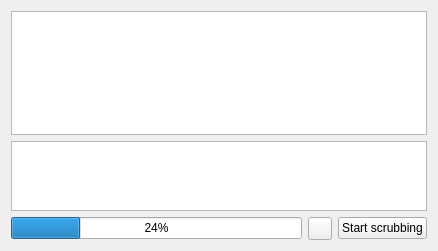
papylhomme/diskmonitor, file app/mdraidpanel.ui: the form before one commit.
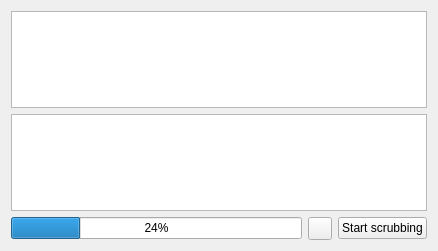
The form after the commit. Icons and pictures are not drawn.

```diff
--- a/app/mdraidpanel.ui
+++ b/app/mdraidpanel.ui
@@ -16,6 +16,12 @@
   <layout class="QVBoxLayout" name="verticalLayout">
    <item>
     <widget class="QTableView" name="attributesView">
+     <property name="sizePolicy">
+      <sizepolicy hsizetype="Expanding" vsizetype="Preferred">
+       <horstretch>0</horstretch>
+       <verstretch>0</verstretch>
+      </sizepolicy>
+     </property>
      <property name="alternatingRowColors">
       <bool>true</bool>
      </property>
@@ -23,12 +29,6 @@
    </item>
    <item>
     <widget class="QTableView" name="membersView">
-     <property name="sizePolicy">
-      <sizepolicy hsizetype="Expanding" vsizetype="Expanding">
-       <horstretch>0</horstretch>
-       <verstretch>1</verstretch>
-      </sizepolicy>
-     </property>
      <property name="alternatingRowColors">
       <bool>true</bool>
      </property>
```
